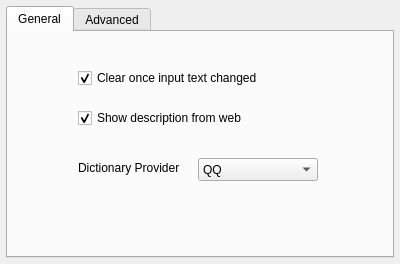
Before: the Qt Designer form contents/ui/config.ui in librehat/kdictionary, drawn with Qt 5.
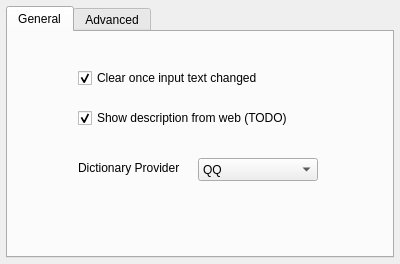
After: the same form once the commit is applied.

```diff
--- a/contents/ui/config.ui
+++ b/contents/ui/config.ui
@@ -46,7 +46,7 @@
       <rect>
        <x>70</x>
        <y>36</y>
-       <width>200</width>
+       <width>230</width>
        <height>20</height>
       </rect>
      </property>
@@ -62,12 +62,12 @@
       <rect>
        <x>70</x>
        <y>76</y>
-       <width>200</width>
+       <width>230</width>
        <height>20</height>
       </rect>
      </property>
      <property name="text">
-      <string>Show description from web</string>
+      <string>Show description from web (TODO)</string>
      </property>
      <property name="checked">
       <bool>true</bool>
```
